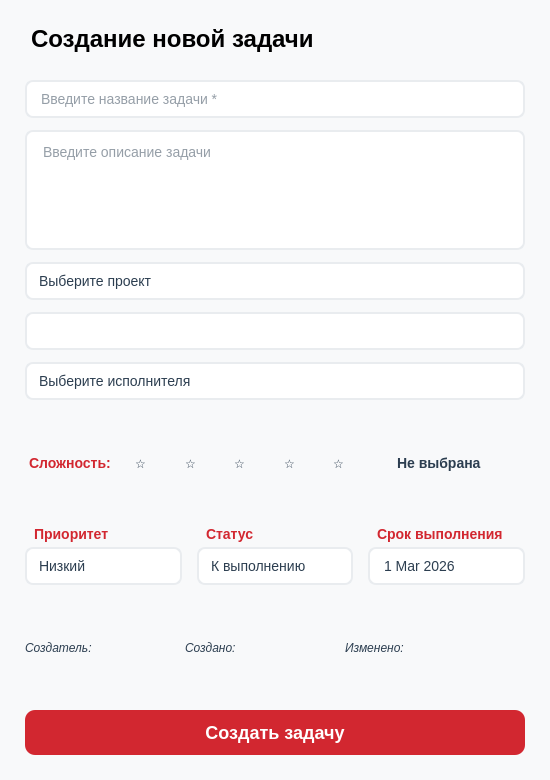
lerakaplich/TaskPlanner2, file ui/other_tasks/task_dialog.ui: the form before one commit.
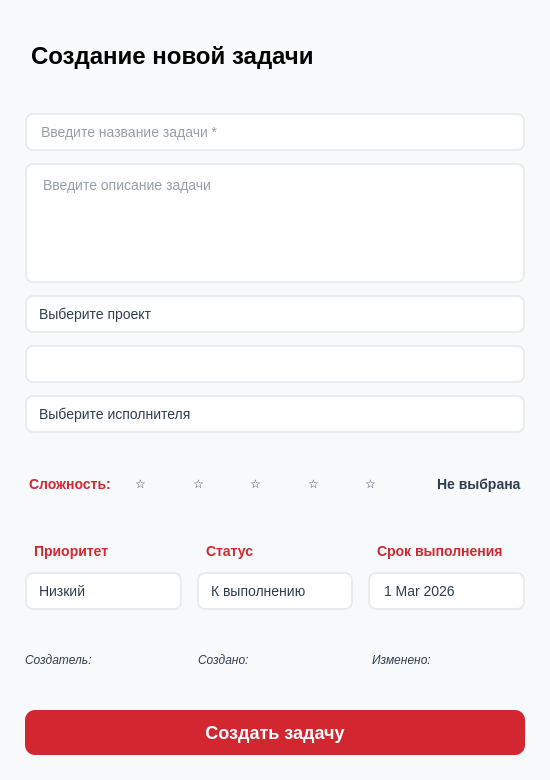
The form after the commit.

```diff
--- a/ui/other_tasks/task_dialog.ui
+++ b/ui/other_tasks/task_dialog.ui
@@ -253,16 +253,6 @@
        </property>
       </widget>
      </item>
-     <item>
-      <spacer name="horizontalSpacerDiff">
-       <property name="sizeHint" stdset="0">
-        <size>
-         <width>40</width>
-         <height>20</height>
-        </size>
-       </property>
-      </spacer>
-     </item>
     </layout>
    </item>
    <item>
@@ -420,16 +410,6 @@
        </property>
       </widget>
      </item>
-     <item>
-      <spacer name="horizontalSpacer">
-       <property name="sizeHint" stdset="0">
-        <size>
-         <width>40</width>
-         <height>20</height>
-        </size>
-       </property>
-      </spacer>
-     </item>
     </layout>
    </item>
    <item>
```
